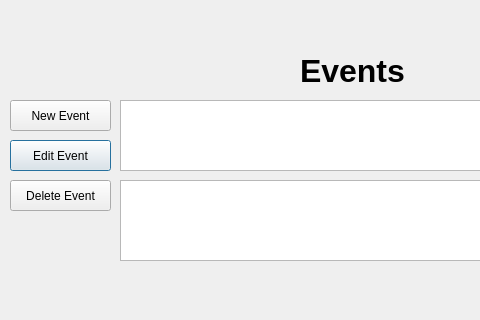
The window that events.ui (razashahid107/NOTEPAD-QT) describes before a commit, drawn with Qt 5; both pictures show x 0 to 480 and y 0 to 320 of the 641 by 449 pixel window.
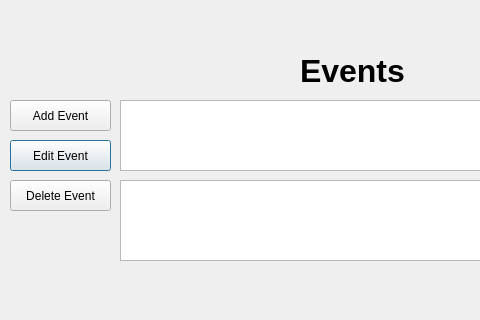
The same window after the commit.

Commit message: created events

Patch:
```diff
--- a/events.ui
+++ b/events.ui
@@ -77,7 +77,7 @@
     </rect>
    </property>
    <property name="text">
-    <string>New Event</string>
+    <string>Add Event</string>
    </property>
   </widget>
   <widget class="QPushButton" name="pushButton_3">
```
The commit also changes 2 other files.
